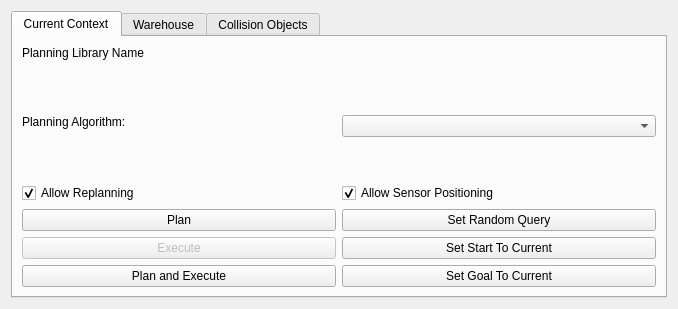
Before: the Qt Designer form moveit_rviz_plugin/src/ui/moveit_rviz_plugin_frame.ui in moveit/moveit, drawn with Qt 5.
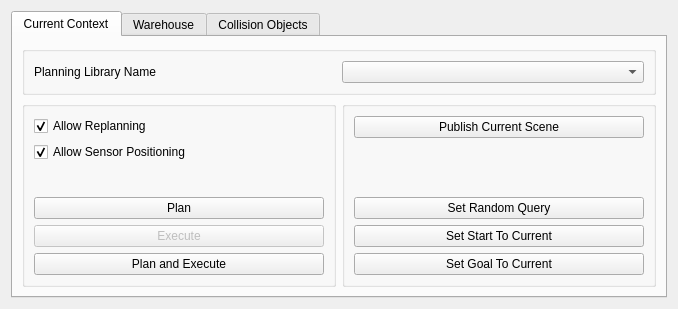
After: the same form once the commit is applied. The open tabs and pages were chosen to show the change.

Commit message: add option to publish the current planning scene

```diff
--- a/moveit_rviz_plugin/src/ui/moveit_rviz_plugin_frame.ui
+++ b/moveit_rviz_plugin/src/ui/moveit_rviz_plugin_frame.ui
@@ -33,16 +33,13 @@
        <string>Current Context</string>
       </attribute>
       <layout class="QGridLayout" name="gridLayout">
-       <item row="0" column="0" colspan="2">
-        <layout class="QGridLayout" name="gridLayout_4">
-         <item row="1" column="0" alignment="Qt::AlignTop">
-          <widget class="QLabel" name="label_5">
-           <property name="text">
-            <string>Planning Algorithm:</string>
-           </property>
-          </widget>
-         </item>
-         <item row="2" column="0">
+       <item row="1" column="0">
+        <widget class="QGroupBox" name="">
+         <property name="title">
+          <string/>
+         </property>
+         <layout class="QVBoxLayout" name="verticalLayout_3">
+          <item>
           <widget class="QCheckBox" name="allow_replanning">
            <property name="text">
             <string>Allow Replanning</string>
@@ -52,17 +49,7 @@
            </property>
           </widget>
          </item>
-         <item row="0" column="0" colspan="2" alignment="Qt::AlignTop">
-          <widget class="QLabel" name="library_label">
-           <property name="text">
-            <string>Planning Library Name</string>
-           </property>
-          </widget>
-         </item>
-         <item row="1" column="1" alignment="Qt::AlignTop">
-          <widget class="QComboBox" name="planning_algorithm_combo_box"/>
-         </item>
-         <item row="2" column="1">
+          <item>
           <widget class="QCheckBox" name="allow_looking">
            <property name="text">
             <string>Allow Sensor Positioning</string>
@@ -72,10 +59,19 @@
            </property>
           </widget>
          </item>
-        </layout>
-       </item>
-       <item row="1" column="0">
-        <layout class="QVBoxLayout" name="verticalLayout_3">
+          <item>
+           <spacer name="verticalSpacer_2">
+            <property name="orientation">
+             <enum>Qt::Vertical</enum>
+            </property>
+            <property name="sizeHint" stdset="0">
+             <size>
+              <width>20</width>
+              <height>40</height>
+             </size>
+            </property>
+           </spacer>
+          </item>
          <item>
           <widget class="QPushButton" name="plan_button">
            <property name="text">
@@ -101,9 +97,47 @@
           </widget>
          </item>
         </layout>
+        </widget>
+       </item>
+       <item row="0" column="0" colspan="2">
+        <widget class="QGroupBox" name="">
+         <layout class="QHBoxLayout" name="horizontalLayout_8">
+          <item>
+           <widget class="QLabel" name="library_label">
+            <property name="text">
+             <string>Planning Library Name</string>
+            </property>
+           </widget>
+          </item>
+          <item>
+           <widget class="QComboBox" name="planning_algorithm_combo_box"/>
+          </item>
+         </layout>
+        </widget>
        </item>
        <item row="1" column="1">
+        <widget class="QGroupBox" name="">
         <layout class="QVBoxLayout" name="verticalLayout_4">
+          <item>
+           <widget class="QPushButton" name="publish_current_scene_button">
+            <property name="text">
+             <string>Publish Current Scene</string>
+            </property>
+           </widget>
+          </item>
+          <item>
+           <spacer name="verticalSpacer">
+            <property name="orientation">
+             <enum>Qt::Vertical</enum>
+            </property>
+            <property name="sizeHint" stdset="0">
+             <size>
+              <width>20</width>
+              <height>40</height>
+             </size>
+            </property>
+           </spacer>
+          </item>
          <item>
           <widget class="QPushButton" name="set_random_states_button">
            <property name="text">
@@ -126,6 +160,7 @@
           </widget>
          </item>
         </layout>
+        </widget>
        </item>
       </layout>
      </widget>
```
Left out of the diff: 2 changed lines with no effect on the pictures. Lines whose indentation alone changed are shown as unchanged. The commit also changes 2 other files.
